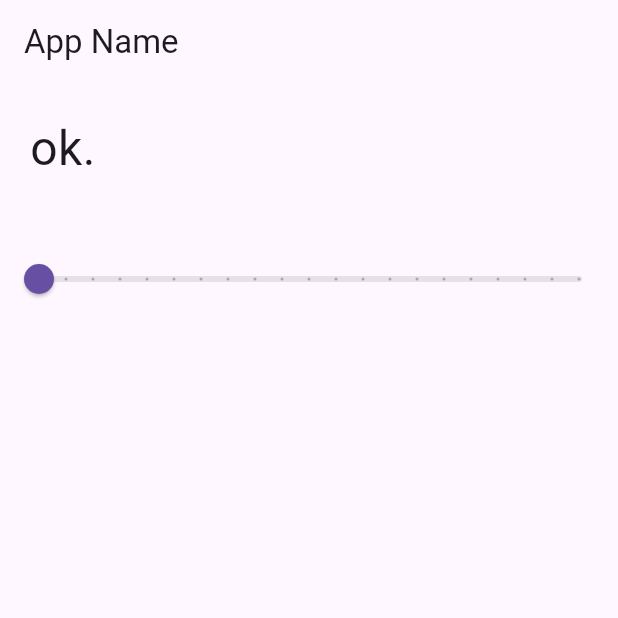
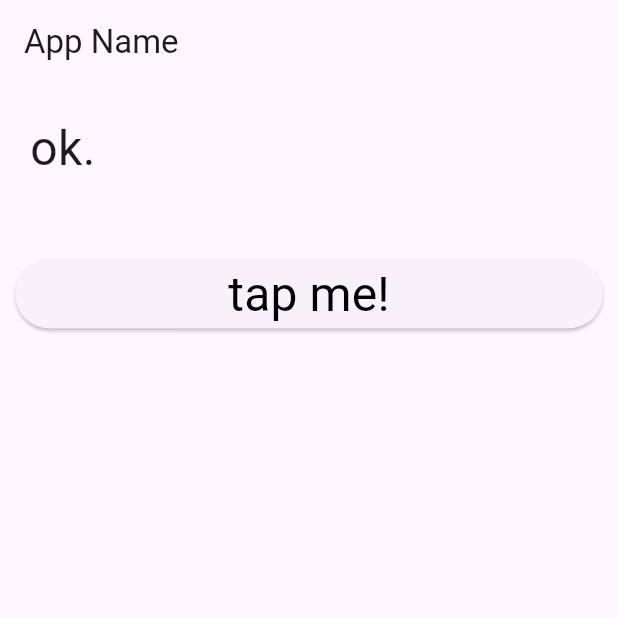
Before and after one commit to f24ba017/RepositoryForVSCode, a Flutter app: the screen it shows after launch, on a phone screen of 412 x 824 dp, the top half of it. Run offline on Flutter 3.47's test engine with Material 3 defaults, Android fonts, the phone set to English and light mode, and no system bars.

Commit message:
3-16 書き換え

```diff
--- a/flutter_app/lib/main.dart
+++ b/flutter_app/lib/main.dart
@@ -27,7 +27,6 @@ class MyHomePage extends StatefulWidget {
 
 class _MyHomePageState extends State<MyHomePage> {
   static var _message = 'ok.';
-  static var _value = 0.0;
 
   @override
   Widget build(BuildContext context) {
@@ -56,12 +55,18 @@ class _MyHomePageState extends State<MyHomePage> {
               padding: EdgeInsets.all(10.0),
             ),
 
-            Slider(
-              onChanged: sliderChanged,
-              min: 0.0,
-              max: 100.0,
-              divisions: 20,
-              value:_value,
+            Padding(
+              padding: EdgeInsets.all(10.0),
+              child: ElevatedButton(
+                onPressed:buttonPressed,
+              child: Text(
+                  "tap me!",
+                  style: TextStyle(fontSize:32.0,
+                    color: const Color(0xff000000),
+                    fontWeight: FontWeight.w400,
+                    fontFamily: "Roboto"),
+                )
+              )
             ),
           ],
         ),
@@ -69,10 +74,13 @@ class _MyHomePageState extends State<MyHomePage> {
     );
   }
 
-  void sliderChanged(double value){
-    setState(() {
-      _value = value.floorToDouble();
-      _message = 'set value: $_value';
-    });
+  void buttonPressed(){
+    showDialog(
+        context: context,
+        builder: (BuildContext context) => AlertDialog(
+          title: Text("Hello!"),
+          content: Text("This is sample."),
+        )
+    );
   }
 }
```
